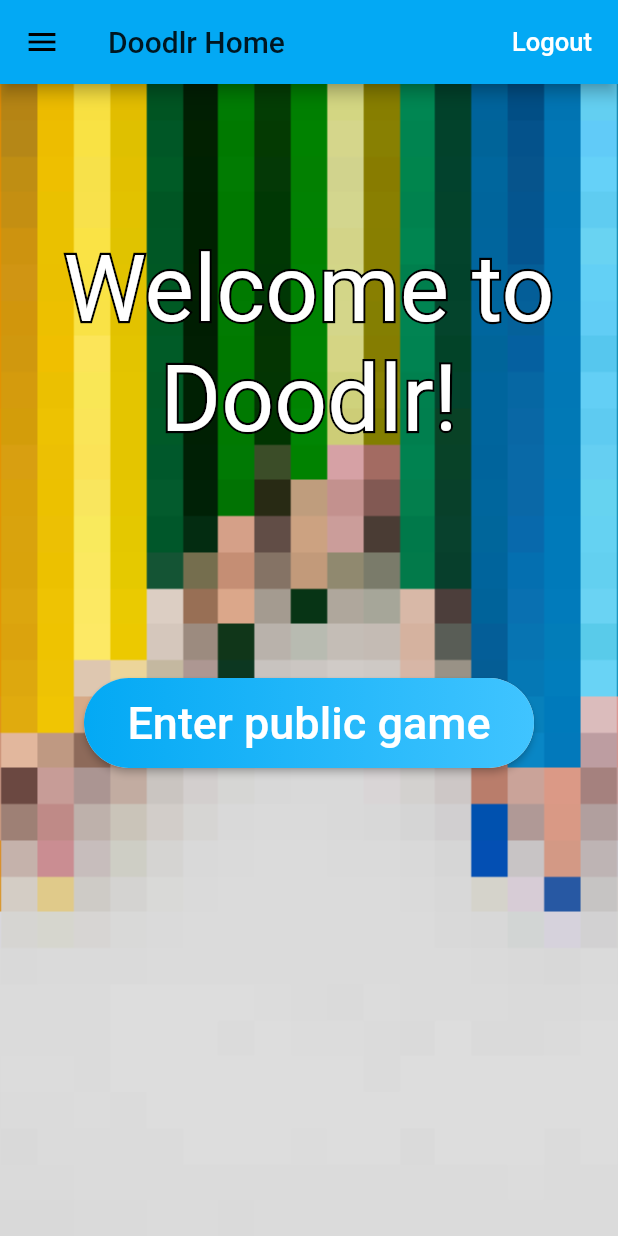
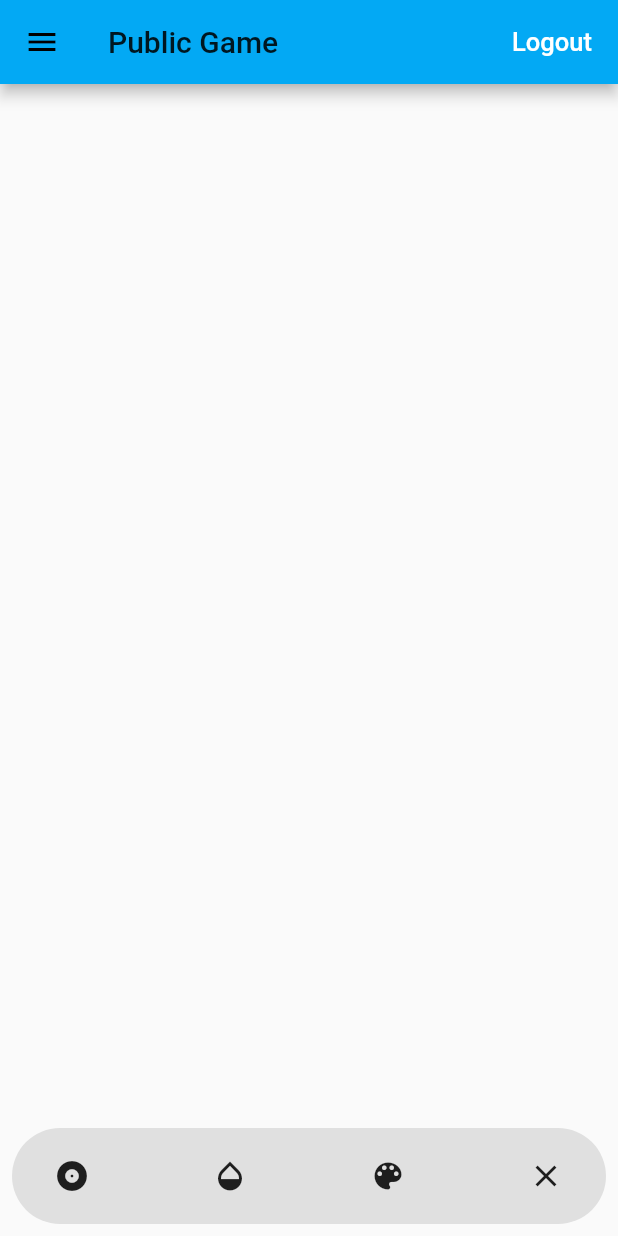
Before and after one commit to Dragongoat/Doodlr, a Flutter app: the Home screen opened directly, after a tap on "Enter public game", on a phone screen of 412 x 824 dp. Run offline on Flutter 3.47's test engine with Material 2 defaults, Android fonts, the phone set to English and light mode, and no system bars; our stand-ins replace cloud_firestore, email_validator, firebase_auth, flutter_colorpicker; accounts and stored records are empty.

Commit message:
Added fade transition between pages. Introduced initial drawing page.

```diff
--- /dev/null
+++ b/doodlr/lib/pages/draw_widget.dart
@@ -0,0 +1,259 @@
+// Code adapted from this medium article: https://medium.com/flutter-community/drawing-in-flutter-using-custompainter-307a9f1c21f8
+import 'dart:ui';
+
+import 'package:flutter/material.dart';
+import 'package:flutter_colorpicker/flutter_colorpicker.dart';
+
+class Draw extends StatefulWidget {
+  @override
+  _DrawState createState() => _DrawState();
+}
+
+class _DrawState extends State<Draw> {
+  Color selectedColor = Colors.black;
+  Color pickerColor = Colors.black;
+  double strokeWidth = 3.0;
+  List<DrawingPoints> points = List();
+  bool showBottomList = false;
+  double opacity = 1.0;
+  StrokeCap strokeCap = StrokeCap.round;
+  SelectedMode selectedMode = SelectedMode.StrokeWidth;
+  List<Color> colors = [
+    Colors.red,
+    Colors.green,
+    Colors.blue,
+    Colors.amber,
+    Colors.black
+  ];
+  @override
+  Widget build(BuildContext context) {
+    return Scaffold(
+      bottomNavigationBar: _showTools(),
+      body: _showCanvas(),
+    );
+  }
+
+  Widget _showCanvas() {
+    return GestureDetector(
+      onPanUpdate: (details) {
+        setState(() {
+          RenderBox renderBox = context.findRenderObject();
+          points.add(DrawingPoints(
+              points: renderBox.globalToLocal(details.globalPosition),
+              paint: Paint()
+                ..strokeCap = strokeCap
+                ..isAntiAlias = true
+                ..color = selectedColor.withOpacity(opacity)
+                ..strokeWidth = strokeWidth));
+        });
+      },
+      onPanStart: (details) {
+        setState(() {
+          RenderBox renderBox = context.findRenderObject();
+          points.add(DrawingPoints(
+              points: renderBox.globalToLocal(details.globalPosition),
+              paint: Paint()
+                ..strokeCap = strokeCap
+                ..isAntiAlias = true
+                ..color = selectedColor.withOpacity(opacity)
+                ..strokeWidth = strokeWidth));
+        });
+      },
+      onPanEnd: (details) {
+        setState(() {
+          points.add(null);
+        });
+      },
+      child: CustomPaint(
+        size: Size.infinite,
+        painter: DrawingPainter(
+          pointsList: points,
+        ),
+      ),
+    );
+  }
+
+  Widget _showTools() {
+    return Padding(
+      padding: const EdgeInsets.all(8.0),
+      child: Container(
+          padding: const EdgeInsets.only(left: 8.0, right: 8.0),
+          decoration: BoxDecoration(
+              borderRadius: BorderRadius.circular(50.0),
+              color: Colors.grey[300]),
+          child: Padding(
+            padding: const EdgeInsets.all(8.0),
+            child: Column(
+              mainAxisSize: MainAxisSize.min,
+              children: <Widget>[
+                Row(
+                  mainAxisAlignment: MainAxisAlignment.spaceBetween,
+                  children: <Widget>[
+                    IconButton(
+                        icon: Icon(Icons.album),
+                        onPressed: () {
+                          setState(() {
+                            if (selectedMode == SelectedMode.StrokeWidth)
+                              showBottomList = !showBottomList;
+                            selectedMode = SelectedMode.StrokeWidth;
+                          });
+                        }),
+                    IconButton(
+                        icon: Icon(Icons.opacity),
+                        onPressed: () {
+                          setState(() {
+                            if (selectedMode == SelectedMode.Opacity)
+                              showBottomList = !showBottomList;
+                            selectedMode = SelectedMode.Opacity;
+                          });
+                        }),
+                    IconButton(
+                        icon: Icon(Icons.color_lens),
+                        onPressed: () {
+                          setState(() {
+                            if (selectedMode == SelectedMode.Color)
+                              showBottomList = !showBottomList;
+                            selectedMode = SelectedMode.Color;
+                          });
+                        }),
+                    IconButton(
+                        icon: Icon(Icons.clear),
+                        onPressed: () {
+                          setState(() {
+                            showBottomList = false;
+                            points.clear();
+                          });
+                        }),
+                  ],
+                ),
+                Visibility(
+                  child: (selectedMode == SelectedMode.Color)
+                      ? Row(
+                    mainAxisAlignment: MainAxisAlignment.spaceEvenly,
+                    children: getColorList(),
+                  )
+                      : Slider(
+                      value: (selectedMode == SelectedMode.StrokeWidth)
+                          ? strokeWidth
+                          : opacity,
+                      max: (selectedMode == SelectedMode.StrokeWidth)
+                          ? 50.0
+                          : 1.0,
+                      min: 0.0,
+                      onChanged: (val) {
+                        setState(() {
+                          if (selectedMode == SelectedMode.StrokeWidth)
+                            strokeWidth = val;
+                          else
+                            opacity = val;
+                        });
+                      }),
+                  visible: showBottomList,
+                ),
+              ],
+            ),
+          )
+      ),
+    );
+  }
+
+  getColorList() {
+    List<Widget> listWidget = List();
+    for (Color color in colors) {
+      listWidget.add(colorCircle(color));
+    }
+    Widget colorPicker = GestureDetector(
+      onTap: () {
+        showDialog(
+          context: context,
+          child: AlertDialog(
+            title: const Text('Pick a color!'),
+            content: SingleChildScrollView(
+              child: ColorPicker(
+                pickerColor: pickerColor,
+                onColorChanged: (color) {
+                  pickerColor = color;
+                },
+                pickerAreaHeightPercent: 0.8,
+              ),
+            ),
+            actions: <Widget>[
+              FlatButton(
+                child: const Text('Save'),
+                onPressed: () {
+                  setState(() => selectedColor = pickerColor);
+                  Navigator.of(context).pop();
+                },
+              ),
+            ],
+          ),
+        );
+      },
+      child: ClipOval(
+        child: Container(
+          padding: const EdgeInsets.only(bottom: 16.0),
+          height: 36,
+          width: 36,
+          decoration: BoxDecoration(
+              gradient: LinearGradient(
+                colors: [Colors.red, Colors.green, Colors.blue],
+                begin: Alignment.topLeft,
+                end: Alignment.bottomRight,
+              )),
+        ),
+      ),
+    );
+    listWidget.add(colorPicker);
+    return listWidget;
+  }
+
+  Widget colorCircle(Color color) {
+    return GestureDetector(
+      onTap: () {
+        setState(() {
+          selectedColor = color;
+        });
+      },
+      child: ClipOval(
+        child: Container(
+          padding: const EdgeInsets.only(bottom: 16.0),
+          height: 36,
+          width: 36,
+          color: color,
+        ),
+      ),
+    );
+  }
+}
+
+class DrawingPainter extends CustomPainter {
+  DrawingPainter({this.pointsList});
+  List<DrawingPoints> pointsList;
+  List<Offset> offsetPoints = List();
+  @override
+  void paint(Canvas canvas, Size size) {
+    for (int i = 0; i < pointsList.length - 1; i++) {
+      if (pointsList[i] != null && pointsList[i + 1] != null) {
+        canvas.drawLine(pointsList[i].points, pointsList[i + 1].points,
+            pointsList[i].paint);
+      } else if (pointsList[i] != null && pointsList[i + 1] == null) {
+        offsetPoints.clear();
+        offsetPoints.add(pointsList[i].points);
+        offsetPoints.add(Offset(
+            pointsList[i].points.dx + 0.1, pointsList[i].points.dy + 0.1));
+        canvas.drawPoints(PointMode.points, offsetPoints, pointsList[i].paint);
+      }
+    }
+  }
+
+  @override
+  bool shouldRepaint(DrawingPainter oldDelegate) => true;
+}
+
+class DrawingPoints {
+  Paint paint;
+  Offset points;
+  DrawingPoints({this.points, this.paint});
+}
+
+enum SelectedMode { StrokeWidth, Opacity, Color }
--- a/doodlr/lib/pages/home_widget.dart
+++ b/doodlr/lib/pages/home.dart
@@ -1,3 +1,4 @@
+import 'package:doodlr/pages/draw_widget.dart';
 import 'package:doodlr/pages/profile_page.dart';
 import 'package:flutter/material.dart';
 import 'package:doodlr/services/authentication.dart';
@@ -27,11 +28,17 @@ class _HomeState extends State<Home> {
   @override
   void initState() {
     super.initState();
-    _currentPageTitle = "Doodlr Home";
-    _children.add(HomeWidget());
+    _currentPageTitle = "Home";
+    _children.add(HomeWidget(onStartGame: () {
+      setState(() {
+        _currentIndex = 4;
+        _currentPageTitle = 'Public Game';
+      });
+    }));
     _children.add(ProfileWidget(auth: widget.auth));
     _children.add(PlaceholderWidget(Colors.pink, "Leaderboard"));
     _children.add(PlaceholderWidget(Colors.green, "How to Play"));
+    _children.add(Draw());
   }
 
   signOut() async {
@@ -134,7 +141,10 @@ class _HomeState extends State<Home> {
         ],
       ),
       drawer: _showDrawer(),
-      body: _children[_currentIndex],
+      body: AnimatedSwitcher(
+        duration: const Duration(milliseconds: 200),
+        child: _children[_currentIndex],
+      ),
     );
   }
 }
--- a/doodlr/lib/pages/home_page.dart
+++ b/doodlr/lib/pages/home_page.dart
@@ -1,6 +1,10 @@
 import 'package:flutter/material.dart';
 
 class HomeWidget extends StatefulWidget {
+  HomeWidget({this.onStartGame});
+
+  final onStartGame;
+
   @override
   State<StatefulWidget> createState() {
     return HomeWidgetState();
@@ -14,7 +18,7 @@ class HomeWidgetState extends State<HomeWidget> {
     super.initState();
   }
 
-  Widget _showPage() {
+  Widget _showHome() {
     return Container(
         decoration: BoxDecoration(
           image: DecorationImage(
@@ -56,7 +60,9 @@ class HomeWidgetState extends State<HomeWidget> {
                   height: 150.0,
                 ),
                 RaisedButton(
-                  onPressed: () {},
+                  onPressed: () {
+                    widget.onStartGame();
+                  },
                   shape: RoundedRectangleBorder(
                       borderRadius: BorderRadius.circular(80.0)
                   ),
@@ -98,8 +104,6 @@ class HomeWidgetState extends State<HomeWidget> {
 
   @override
   Widget build(BuildContext context) {
-    return Container(
-      child: _showPage(),
-    );
+      return _showHome();
   }
 }
--- a/doodlr/lib/pages/login_signup_page.dart
+++ b/doodlr/lib/pages/login_signup_page.dart
@@ -1,6 +1,5 @@
 // adopted from medium article at: https://medium.com/flutterpub/flutter-how-to-do-user-login-with-firebase-a6af760b14d5
 
-import 'package:doodlr/pages/home_page.dart';
 import 'package:flutter/material.dart';
 import 'package:doodlr/services/authentication.dart';
 import 'package:email_validator/email_validator.dart';
--- a/doodlr/lib/pages/root_page.dart
+++ b/doodlr/lib/pages/root_page.dart
@@ -3,7 +3,7 @@
 import 'package:flutter/material.dart';
 import 'package:doodlr/pages/login_signup_page.dart';
 import 'package:doodlr/services/authentication.dart';
-import 'package:doodlr/pages/home_widget.dart';
+import 'package:doodlr/pages/home.dart';
 
 enum AuthStatus {
   NOT_DETERMINED,
--- a/doodlr/pubspec.yaml
+++ b/doodlr/pubspec.yaml
@@ -27,6 +27,7 @@ dependencies:
   firebase_analytics: ^5.0.11
   email_validator: ^1.0.4
   intl: ^0.16.1
+  flutter_colorpicker: ^0.3.4
 
 dev_dependencies:
   flutter_test:
```
